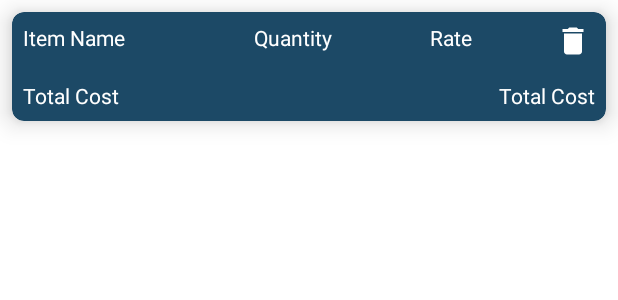
After one commit to sukhdeep0409/GroceryAppUsingRoomDatabase, an Android app: the layout grocery_rv_item.xml on its own in the app's theme, with its tools: preview values and no code run, on a phone screen of 412 x 824 dp. The commit adds this screen. Shown: the top 300 px of the screen. Run offline under Robolectric (Android 15) with nearby library versions, the phone set to English and light mode, and no system bars.

Commit message:
schema set up and xml layout completed

```diff
--- a/app/build.gradle
+++ b/app/build.gradle
@@ -1,6 +1,7 @@
 plugins {
     id 'com.android.application'
     id 'kotlin-android'
+    id 'kotlin-android-extensions'
     id 'kotlin-kapt'
 }
 
--- a/app/src/main/java/com/example/groceryappusingroomdatabase/MainActivity.kt
+++ b/app/src/main/java/com/example/groceryappusingroomdatabase/MainActivity.kt
@@ -1,11 +1,17 @@
 package com.example.groceryappusingroomdatabase
 
+import android.content.Intent
 import androidx.appcompat.app.AppCompatActivity
 import android.os.Bundle
+import androidx.recyclerview.widget.RecyclerView
+import com.google.android.material.floatingactionbutton.FloatingActionButton
 
 class MainActivity : AppCompatActivity() {
+
     override fun onCreate(savedInstanceState: Bundle?) {
         super.onCreate(savedInstanceState)
         setContentView(R.layout.activity_main)
+
+
     }
 }
--- /dev/null
+++ b/app/src/main/res/drawable/ic_add.xml
@@ -0,0 +1,5 @@
+<vector android:height="24dp" android:tint="#FFFFFF"
+    android:viewportHeight="24" android:viewportWidth="24"
+    android:width="24dp" xmlns:android="http://schemas.android.com/apk/res/android">
+    <path android:fillColor="@android:color/white" android:pathData="M19,13h-6v6h-2v-6H5v-2h6V5h2v6h6V13z"/>
+</vector>
--- /dev/null
+++ b/app/src/main/res/drawable/ic_delete.xml
@@ -0,0 +1,5 @@
+<vector android:height="24dp" android:tint="#FFFFFF"
+    android:viewportHeight="24" android:viewportWidth="24"
+    android:width="24dp" xmlns:android="http://schemas.android.com/apk/res/android">
+    <path android:fillColor="@android:color/white" android:pathData="M6,19c0,1.1 0.9,2 2,2h8c1.1,0 2,-0.9 2,-2V7H6v12zM19,4h-3.5l-1,-1h-5l-1,1H5v2h14V4z"/>
+</vector>
--- /dev/null
+++ b/app/src/main/res/layout/grocery_rv_item.xml
@@ -0,0 +1,87 @@
+<?xml version="1.0" encoding="utf-8"?>
+<androidx.cardview.widget.CardView xmlns:android="http://schemas.android.com/apk/res/android"
+    android:layout_width="match_parent"
+    android:layout_height="wrap_content"
+    xmlns:app="http://schemas.android.com/apk/res-auto"
+    android:layout_margin="8dp"
+    android:backgroundTint="@color/blue_shade_2"
+    app:cardCornerRadius="8dp"
+    app:cardElevation="10dp">
+
+    <RelativeLayout
+        android:layout_width="match_parent"
+        android:layout_height="wrap_content">
+
+        <LinearLayout
+            android:id="@+id/id_ll1"
+            android:layout_width="match_parent"
+            android:layout_height="wrap_content"
+            android:orientation="horizontal"
+            android:weightSum="5">
+
+            <TextView
+                android:id="@+id/id_tv_item_name"
+                android:layout_width="0dp"
+                android:layout_height="wrap_content"
+                android:layout_weight="2"
+                android:textColor="@color/white"
+                android:text="Item Name"
+                android:padding="4dp"
+                android:layout_margin="3dp"/>
+
+            <TextView
+                android:id="@+id/id_tv_quantity"
+                android:layout_width="0dp"
+                android:layout_height="wrap_content"
+                android:layout_weight="1.5"
+                android:textColor="@color/white"
+                android:text="Quantity"
+                android:padding="4dp"
+                android:layout_margin="3dp"/>
+
+            <TextView
+                android:id="@+id/id_tv_rate"
+                android:layout_width="0dp"
+                android:layout_height="wrap_content"
+                android:layout_weight="1"
+                android:text="Rate"
+                android:textColor="@color/white"
+                android:padding="4dp"
+                android:layout_margin="3dp"/>
+
+            <ImageView
+                android:id="@+id/id_iv_delete"
+                android:layout_width="0dp"
+                android:layout_height="wrap_content"
+                android:layout_weight="0.5"
+                android:padding="4dp"
+                android:src="@drawable/ic_delete"
+                android:layout_margin="3dp"/>
+
+        </LinearLayout>
+
+        <TextView
+            android:id="@+id/id_tv_heading"
+            android:layout_width="match_parent"
+            android:layout_height="wrap_content"
+            android:text="Total Cost"
+            android:layout_toStartOf="@id/id_tv_total_amount"
+            android:layout_below="@+id/id_ll1"
+            android:textColor="@color/white"
+            android:layout_margin="3dp"
+            android:padding="4dp"/>
+
+        <TextView
+            android:id="@+id/id_tv_total_amount"
+            android:layout_width="wrap_content"
+            android:layout_height="wrap_content"
+            android:text="Total Cost"
+            android:layout_below="@+id/id_ll1"
+            android:textColor="@color/white"
+            android:layout_margin="3dp"
+            android:layout_alignParentEnd="true"
+            android:padding="4dp"/>
+
+    </RelativeLayout>
+
+</androidx.cardview.widget.CardView>
```
Also changed, not shown: app/src/main/java/com/example/groceryappusingroomdatabase/GroceryDatabase.kt (+16 -0 lines), app/src/main/java/com/example/groceryappusingroomdatabase/GroceryRepository.kt (added, +9 -0 lines), app/src/main/java/com/example/groceryappusingroomdatabase/GroceryViewModel.kt (added, +19 -0 lines), app/src/main/java/com/example/groceryappusingroomdatabase/GroceryViewModelFactory.kt (added, +13 -0 lines), app/src/main/res/layout/activity_main.xml (+21 -8 lines).
